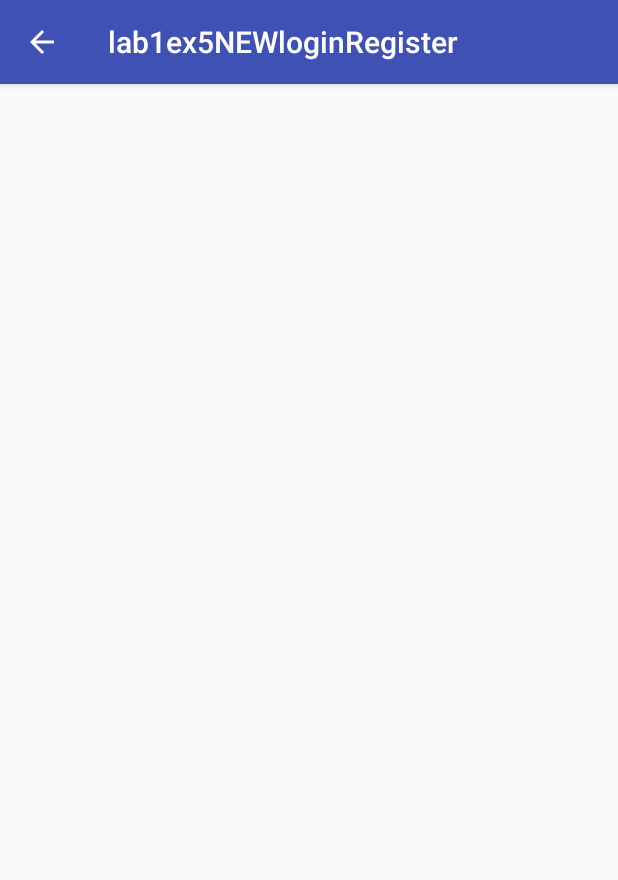
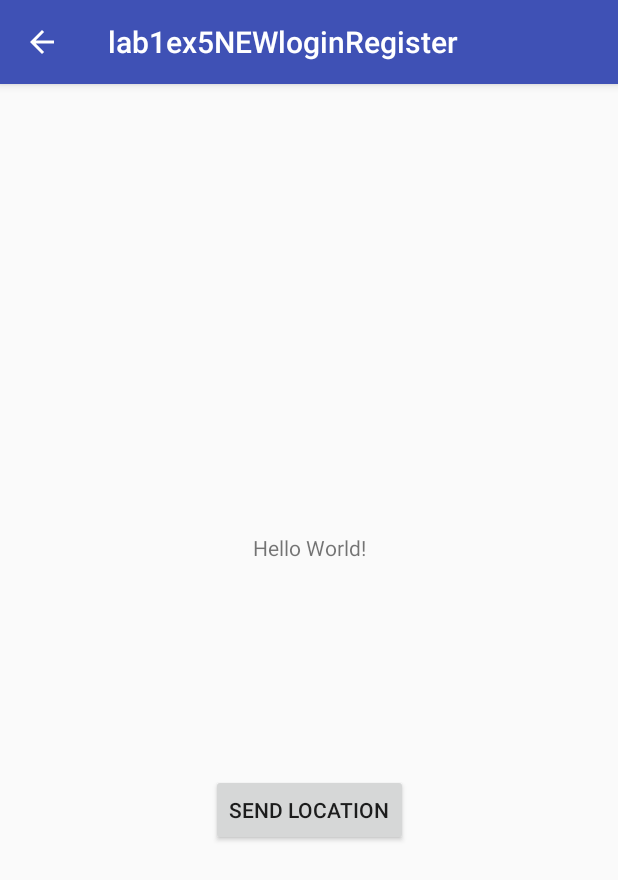
Before and after one commit to alextanase9000/ProiectGPS, an Android app: the GPSActivity screen opened directly, with no data from a screen before it, on a phone screen of 412 x 824 dp. Shown: the top 880 px of the screen. Run offline under Robolectric (Android 15) with nearby library versions, the phone set to English and light mode, and no system bars; our stand-ins replace Firebase (no records; nobody signed in at launch, a user with empty details on screens opened directly).

Commit message:
update version: citirea locatiei GPS

```diff
--- a/app/build.gradle
+++ b/app/build.gradle
@@ -35,5 +35,7 @@ dependencies {
     implementation 'com.google.firebase:firebase-storage:16.0.5'
     implementation 'com.squareup.picasso:picasso:2.71828'
     implementation 'com.android.support:design:28.0.0'
+    implementation 'com.google.firebase:firebase-database:16.0.5'
+    implementation 'com.google.android.gms:play-services:12.0.1'
 }
 apply plugin: 'com.google.gms.google-services'
--- a/app/src/main/AndroidManifest.xml
+++ b/app/src/main/AndroidManifest.xml
@@ -2,6 +2,9 @@
 <manifest xmlns:android="http://schemas.android.com/apk/res/android"
     package="com.td.kira.lab1ex5newloginregister">
 
+    <uses-permission android:name="android.permission.ACCESS_FINE_LOCATION"/>
+    <uses-permission android:name="android.permission.ACCESS_COARSE_LOCATION"/>
+    <uses-permission android:name="android.permission.INTERNET"/>
     <uses-permission android:name="android.permission.READ_EXTERNAL_STORAGE" />
     <uses-permission android:name="android.permission.WRITE_EXTERNAL_STORAGE" />
 
--- a/app/src/main/java/com/td/kira/lab1ex5newloginregister/GPSActivity.java
+++ b/app/src/main/java/com/td/kira/lab1ex5newloginregister/GPSActivity.java
@@ -1,10 +1,28 @@
 package com.td.kira.lab1ex5newloginregister;
 
+import android.Manifest;
+import android.location.Location;
+import android.location.LocationListener;
+import android.location.LocationManager;
+import android.support.v4.app.ActivityCompat;
 import android.support.v7.app.AppCompatActivity;
 import android.os.Bundle;
 import android.view.MenuItem;
+import android.view.View;
+import android.widget.Button;
+import android.widget.TextView;
+import android.widget.Toast;
+import com.google.firebase.database.DatabaseReference;
+import com.google.firebase.database.FirebaseDatabase;
+
+import java.util.HashMap;
+import java.util.Map;
 
 public class GPSActivity extends AppCompatActivity {
+
+    private Button b;
+    private TextView t;
+    private DatabaseReference GpsData;
 
     @Override
     protected void onCreate(Bundle savedInstanceState) {
@@ -12,6 +30,27 @@ public class GPSActivity extends AppCompatActivity {
         setContentView(R.layout.activity_gps);
 
         getSupportActionBar().setDisplayHomeAsUpEnabled(true);
+
+        GpsData = FirebaseDatabase.getInstance().getReference("GPS");
+        t = (TextView) findViewById(R.id.textField);
+        b = (Button) findViewById(R.id.button);
+
+        ActivityCompat.requestPermissions(GPSActivity.this, new String[] {Manifest.permission.ACCESS_FINE_LOCATION}, 123);
+
+        b.setOnClickListener(new View.OnClickListener() {
+            @Override
+            public void onClick(View v) {
+                GpsTracker gt = new GpsTracker(getApplicationContext());
+                Location l = gt.getLocation();
+                if( l == null){
+                    Toast.makeText(getApplicationContext(),"GPS unable to get Value",Toast.LENGTH_SHORT).show();
+                }else {
+                    double lat = l.getLatitude();
+                    double lon = l.getLongitude();
+                    Toast.makeText(getApplicationContext(),"Lat = "+lat+"\n lon = "+lon,Toast.LENGTH_SHORT).show();
+                }
+            }
+        });
     }
 
     public boolean onOptionsItemSelected(MenuItem item) {
--- a/app/src/main/res/layout/activity_gps.xml
+++ b/app/src/main/res/layout/activity_gps.xml
@@ -5,5 +5,32 @@
     android:layout_width="match_parent"
     android:layout_height="match_parent"
     tools:context=".GPSActivity">
+    <TextView
+        android:id="@+id/textField"
+        android:layout_width="wrap_content"
+        android:layout_height="wrap_content"
+        android:text="Hello World!"
+        app:layout_constraintBottom_toBottomOf="parent"
+        app:layout_constraintLeft_toLeftOf="parent"
+        app:layout_constraintRight_toRightOf="parent"
+        app:layout_constraintTop_toTopOf="parent"
+        app:layout_constraintVertical_bias="0.4" />
 
+    <Button
+        android:id="@+id/button"
+        android:layout_width="wrap_content"
+        android:layout_height="wrap_content"
+        android:layout_gravity="center_horizontal"
+        android:layout_marginBottom="8dp"
+        android:layout_marginEnd="8dp"
+        android:layout_marginLeft="8dp"
+        android:layout_marginRight="8dp"
+        android:layout_marginStart="8dp"
+        android:layout_marginTop="8dp"
+        android:text="SEND LOCATION"
+        app:layout_constraintBottom_toBottomOf="parent"
+        app:layout_constraintEnd_toEndOf="parent"
+        app:layout_constraintStart_toStartOf="parent"
+        app:layout_constraintTop_toTopOf="parent"
+        app:layout_constraintVertical_bias="0.642" />
 </android.support.constraint.ConstraintLayout>
--- a/build.gradle
+++ b/build.gradle
@@ -8,7 +8,7 @@ buildscript {
     }
     dependencies {
         classpath 'com.android.tools.build:gradle:3.2.1'
-        classpath 'com.google.gms:google-services:3.2.0'
+        classpath 'com.google.gms:google-services:4.0.1'
 
 
         // NOTE: Do not place your application dependencies here; they belong
```
Also changed, not shown: app/src/main/java/com/td/kira/lab1ex5newloginregister/GpsTracker.java (added, +59 -0 lines), 1 other file.
